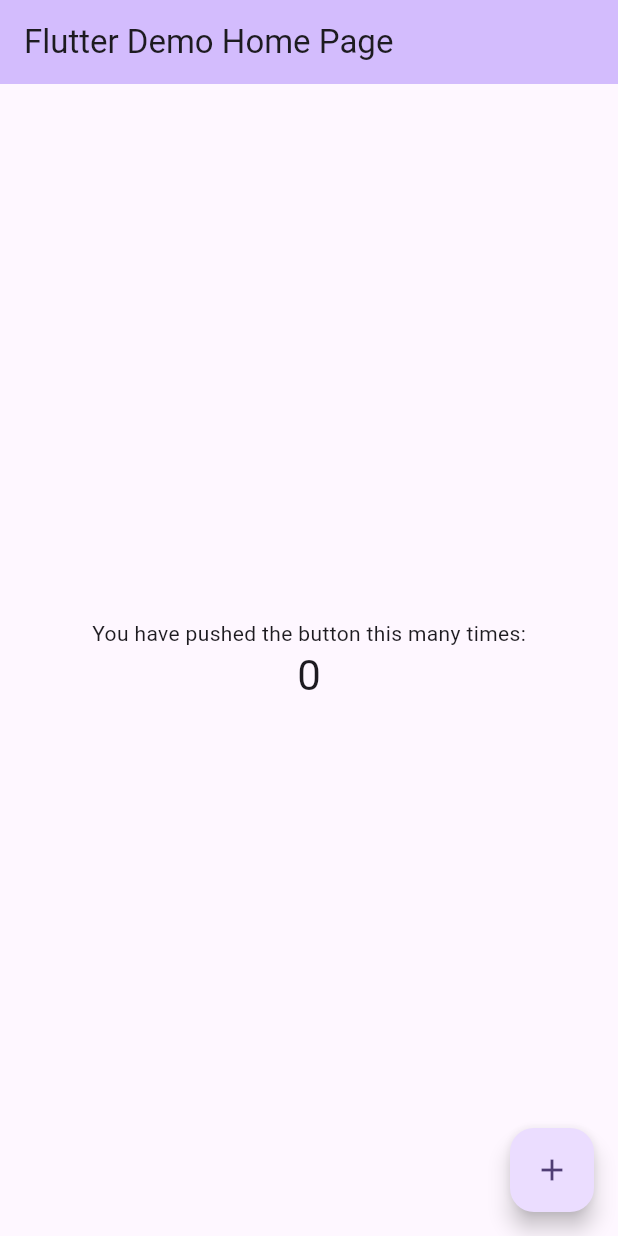
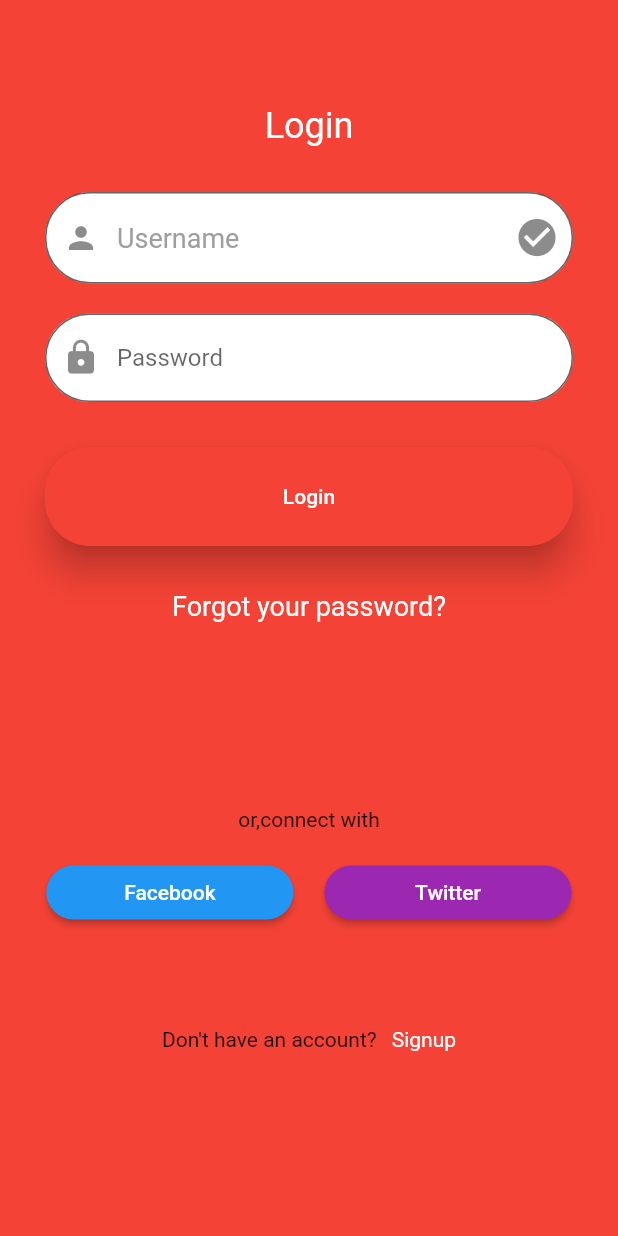
Before and after one commit to sabin6969/Flutter-UI, a Flutter app: the screen it shows after launch, on a phone screen of 412 x 824 dp. Run offline on Flutter 3.47's test engine with Material 2 defaults, Android fonts, the phone set to English and light mode, and no system bars.

Commit message:
added login one and login two design

```diff
--- a/lib/main.dart
+++ b/lib/main.dart
@@ -1,4 +1,6 @@
 import 'package:flutter/material.dart';
+import 'package:flutter_ui/pages/login_one.dart';
+import 'package:flutter_ui/pages/login_three.dart';
 
 void main() {
   runApp(const MyApp());
@@ -7,119 +9,13 @@ void main() {
 class MyApp extends StatelessWidget {
   const MyApp({super.key});
 
-  // This widget is the root of your application.
   @override
   Widget build(BuildContext context) {
     return MaterialApp(
-      title: 'Flutter Demo',
-      theme: ThemeData(
-        // This is the theme of your application.
-        //
-        // TRY THIS: Try running your application with "flutter run". You'll see
-        // the application has a blue toolbar. Then, without quitting the app,
-        // try changing the seedColor in the colorScheme below to Colors.green
-        // and then invoke "hot reload" (save your changes or press the "hot
-        // reload" button in a Flutter-supported IDE, or press "r" if you used
-        // the command line to start the app).
-        //
-        // Notice that the counter didn't reset back to zero; the application
-        // state is not lost during the reload. To reset the state, use hot
-        // restart instead.
-        //
-        // This works for code too, not just values: Most code changes can be
-        // tested with just a hot reload.
-        colorScheme: ColorScheme.fromSeed(seedColor: Colors.deepPurple),
-        useMaterial3: true,
-      ),
-      home: const MyHomePage(title: 'Flutter Demo Home Page'),
+      debugShowCheckedModeBanner: false,
+      theme: ThemeData(),
+      home: const LoginThree(),
+      title: "Flutter UIs",
     );
   }
 }
-
-class MyHomePage extends StatefulWidget {
-  const MyHomePage({super.key, required this.title});
-
-  // This widget is the home page of your application. It is stateful, meaning
-  // that it has a State object (defined below) that contains fields that affect
-  // how it looks.
-
-  // This class is the configuration for the state. It holds the values (in this
-  // case the title) provided by the parent (in this case the App widget) and
-  // used by the build method of the State. Fields in a Widget subclass are
-  // always marked "final".
-
-  final String title;
-
-  @override
-  State<MyHomePage> createState() => _MyHomePageState();
-}
-
-class _MyHomePageState extends State<MyHomePage> {
-  int _counter = 0;
-
-  void _incrementCounter() {
-    setState(() {
-      // This call to setState tells the Flutter framework that something has
-      // changed in this State, which causes it to rerun the build method below
-      // so that the display can reflect the updated values. If we changed
-      // _counter without calling setState(), then the build method would not be
-      // called again, and so nothing would appear to happen.
-      _counter++;
-    });
-  }
-
-  @override
-  Widget build(BuildContext context) {
-    // This method is rerun every time setState is called, for instance as done
-    // by the _incrementCounter method above.
-    //
-    // The Flutter framework has been optimized to make rerunning build methods
-    // fast, so that you can just rebuild anything that needs updating rather
-    // than having to individually change instances of widgets.
-    return Scaffold(
-      appBar: AppBar(
-        // TRY THIS: Try changing the color here to a specific color (to
-        // Colors.amber, perhaps?) and trigger a hot reload to see the AppBar
-        // change color while the other colors stay the same.
-        backgroundColor: Theme.of(context).colorScheme.inversePrimary,
-        // Here we take the value from the MyHomePage object that was created by
-        // the App.build method, and use it to set our appbar title.
-        title: Text(widget.title),
-      ),
-      body: Center(
-        // Center is a layout widget. It takes a single child and positions it
-        // in the middle of the parent.
-        child: Column(
-          // Column is also a layout widget. It takes a list of children and
-          // arranges them vertically. By default, it sizes itself to fit its
-          // children horizontally, and tries to be as tall as its parent.
-          //
-          // Column has various properties to control how it sizes itself and
-          // how it positions its children. Here we use mainAxisAlignment to
-          // center the children vertically; the main axis here is the vertical
-          // axis because Columns are vertical (the cross axis would be
-          // horizontal).
-          //
-          // TRY THIS: Invoke "debug painting" (choose the "Toggle Debug Paint"
-          // action in the IDE, or press "p" in the console), to see the
-          // wireframe for each widget.
-          mainAxisAlignment: MainAxisAlignment.center,
-          children: <Widget>[
-            const Text(
-              'You have pushed the button this many times:',
-            ),
-            Text(
-              '$_counter',
-              style: Theme.of(context).textTheme.headlineMedium,
-            ),
-          ],
-        ),
-      ),
-      floatingActionButton: FloatingActionButton(
-        onPressed: _incrementCounter,
-        tooltip: 'Increment',
-        child: const Icon(Icons.add),
-      ), // This trailing comma makes auto-formatting nicer for build methods.
-    );
-  }
-}
--- /dev/null
+++ b/lib/pages/login_three.dart
@@ -0,0 +1,186 @@
+import 'package:flutter/material.dart';
+
+class LoginThree extends StatelessWidget {
+  const LoginThree({super.key});
+
+  @override
+  Widget build(BuildContext context) {
+    Size size = MediaQuery.sizeOf(context);
+    return Scaffold(
+      backgroundColor: Colors.red,
+      body: SingleChildScrollView(
+        child: SizedBox(
+          height: size.height,
+          width: size.width,
+          child: Column(
+            children: [
+              const SizedBox(
+                height: 70,
+              ),
+              const Text(
+                "Login",
+                style: TextStyle(
+                  fontSize: 24,
+                  fontWeight: FontWeight.normal,
+                  color: Colors.white,
+                ),
+              ),
+              const SizedBox(
+                height: 30,
+              ),
+              Padding(
+                padding:
+                    const EdgeInsets.symmetric(horizontal: 30, vertical: 0),
+                child: Column(
+                  children: [
+                    TextFormField(
+                      decoration: InputDecoration(
+                        filled: true,
+                        fillColor: Colors.white,
+                        hintText: "Username",
+                        hintStyle: const TextStyle(
+                          color: Colors.grey,
+                          fontSize: 18,
+                        ),
+                        prefixIcon: const Icon(
+                          Icons.person,
+                        ),
+                        suffixIcon: const Icon(
+                          Icons.check_circle,
+                          size: 30,
+                        ),
+                        border: OutlineInputBorder(
+                          borderRadius: BorderRadius.circular(
+                            30,
+                          ),
+                        ),
+                      ),
+                    ),
+                    const SizedBox(
+                      height: 20,
+                    ),
+                    TextFormField(
+                      decoration: InputDecoration(
+                        fillColor: Colors.white,
+                        filled: true,
+                        hintText: "Password",
+                        prefixIcon: const Icon(
+                          Icons.lock,
+                          size: 26,
+                        ),
+                        border: OutlineInputBorder(
+                          borderRadius: BorderRadius.circular(
+                            30,
+                          ),
+                        ),
+                      ),
+                    ),
+                    const SizedBox(
+                      height: 30,
+                    ),
+                    MaterialButton(
+                      height: size.height * 0.08,
+                      shape: RoundedRectangleBorder(
+                        borderRadius: BorderRadius.circular(
+                          30,
+                        ),
+                      ),
+                      minWidth: double.infinity,
+                      color: Colors.red,
+                      elevation: 10,
+                      onPressed: () {},
+                      child: const Text(
+                        "Login",
+                        style: TextStyle(
+                          color: Colors.white,
+                        ),
+                      ),
+                    )
+                  ],
+                ),
+              ),
+              const SizedBox(
+                height: 30,
+              ),
+              const Text(
+                "Forgot your password?",
+                style: TextStyle(
+                  color: Colors.white,
+                  fontWeight: FontWeight.normal,
+                  fontSize: 18,
+                ),
+              ),
+              SizedBox(
+                height: size.height * 0.15,
+              ),
+              const Text("or,connect with"),
+              SizedBox(
+                height: size.height * 0.02,
+              ),
+              Row(
+                mainAxisAlignment: MainAxisAlignment.center,
+                children: [
+                  MaterialButton(
+                    minWidth: size.width * 0.4,
+                    shape: RoundedRectangleBorder(
+                      borderRadius: BorderRadius.circular(
+                        20,
+                      ),
+                    ),
+                    color: Colors.blue,
+                    onPressed: () {},
+                    child: const Text(
+                      "Facebook",
+                      style: TextStyle(
+                        color: Colors.white,
+                      ),
+                    ),
+                  ),
+                  SizedBox(
+                    width: size.width * 0.05,
+                  ),
+                  MaterialButton(
+                    shape: RoundedRectangleBorder(
+                      borderRadius: BorderRadius.circular(
+                        20,
+                      ),
+                    ),
+                    minWidth: size.width * 0.4,
+                    color: Colors.purple,
+                    onPressed: () {},
+                    child: const Text(
+                      "Twitter",
+                      style: TextStyle(
+                        color: Colors.white,
+                      ),
+                    ),
+                  ),
+                ],
+              ),
+              SizedBox(
+                height: size.height * 0.08,
+              ),
+              const Row(
+                mainAxisAlignment: MainAxisAlignment.center,
+                children: [
+                  Text(
+                    "Don't have an account?",
+                  ),
+                  SizedBox(
+                    width: 10,
+                  ),
+                  Text(
+                    "Signup",
+                    style: TextStyle(
+                      color: Colors.white,
+                    ),
+                  ),
+                ],
+              )
+            ],
+          ),
+        ),
+      ),
+    );
+  }
+}
```
Also changed, not shown: lib/pages/login_one.dart (added, +121 -0 lines).
